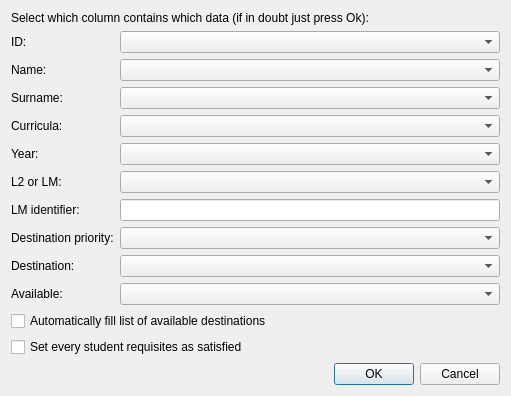
Old version of the form xlsxsettings.ui in the repository zorbaproject/cresta.
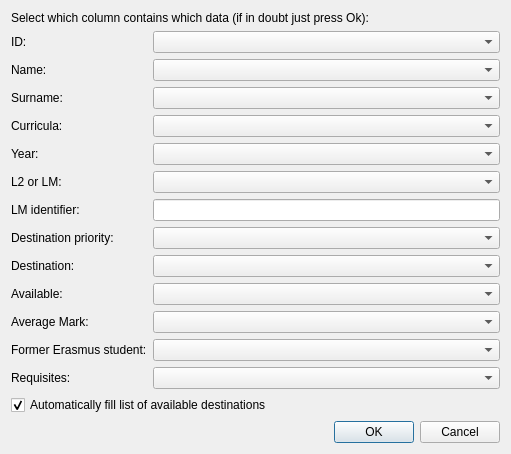
New version of the form.

Commit message: Importazione voto, requisisti, former erasmus

```diff
--- a/xlsxsettings.ui
+++ b/xlsxsettings.ui
@@ -7,7 +7,7 @@
     <x>0</x>
     <y>0</y>
     <width>511</width>
-    <height>340</height>
+    <height>436</height>
    </rect>
   </property>
   <property name="windowTitle">
@@ -23,6 +23,16 @@
    </item>
    <item>
     <layout class="QGridLayout" name="gridLayout">
+     <item row="11" column="1">
+      <widget class="QComboBox" name="xs_former"/>
+     </item>
+     <item row="10" column="0">
+      <widget class="QLabel" name="label_12">
+       <property name="text">
+        <string>Average Mark:</string>
+       </property>
+      </widget>
+     </item>
      <item row="4" column="0">
       <widget class="QLabel" name="label_7">
        <property name="text">
@@ -123,6 +133,26 @@
      <item row="9" column="1">
       <widget class="QComboBox" name="xs_available"/>
      </item>
+     <item row="10" column="1">
+      <widget class="QComboBox" name="xs_meanvote"/>
+     </item>
+     <item row="12" column="1">
+      <widget class="QComboBox" name="xs_requisites"/>
+     </item>
+     <item row="11" column="0">
+      <widget class="QLabel" name="label_13">
+       <property name="text">
+        <string>Former Erasmus student:</string>
+       </property>
+      </widget>
+     </item>
+     <item row="12" column="0">
+      <widget class="QLabel" name="label_14">
+       <property name="text">
+        <string>Requisites:</string>
+       </property>
+      </widget>
+     </item>
     </layout>
    </item>
    <item>
@@ -130,12 +160,8 @@
      <property name="text">
       <string>Automatically fill list of available destinations</string>
      </property>
-    </widget>
-   </item>
-   <item>
-    <widget class="QCheckBox" name="xs_requisites">
-     <property name="text">
-      <string>Set every student requisites as satisfied</string>
+     <property name="checked">
+      <bool>true</bool>
      </property>
     </widget>
    </item>
```
The commit also changes 4 other files.
